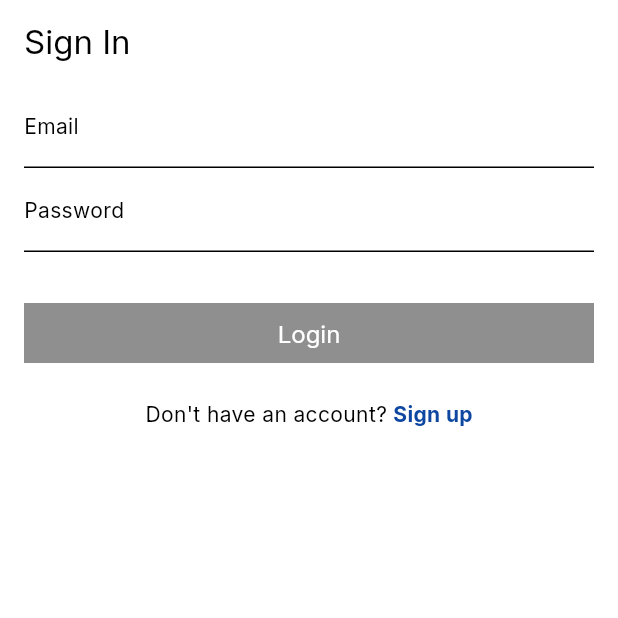
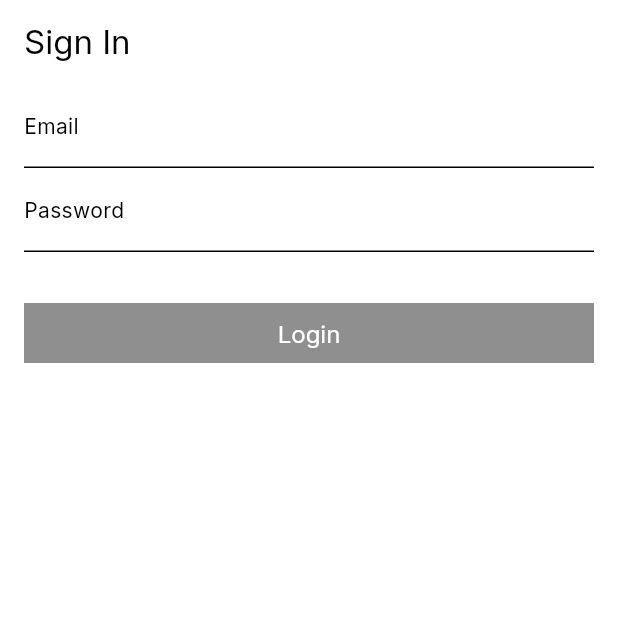
Before and after one commit to ecoknows/Document-Scanner, a Flutter app: the screen it shows after launch, on a phone screen of 412 x 824 dp, the top half of it. Run offline on Flutter 3.47's test engine with Material 3 defaults, Android fonts, the phone set to English and light mode, and no system bars; our stand-ins replace animated_bottom_navigation_bar, bloc, carousel_slider, cloud_firestore, connectivity_plus, equatable and 13 more; missing offline and left inert: animated_snack_bar, cunning_document_scanner, easy_pdf_viewer, image_preview, syncfusion_flutter_pdf; accounts and stored records are empty.

Commit message:
fix & rem: fix moving folder & rem sign up.

```diff
--- a/lib/features/auth/presentation/screens/sign_in_screen.dart
+++ b/lib/features/auth/presentation/screens/sign_in_screen.dart
@@ -125,37 +125,7 @@ class _SignInScreenState extends State<SignInScreen> {
                       : null,
                 ),
               ),
-              const SizedBox(
-                height: 20.0,
-              ),
-              Center(
-                child: RichText(
-                  text: TextSpan(
-                    style: Theme.of(context).textTheme.bodyMedium,
-                    children: [
-                      const TextSpan(
-                        text: "Don't have an account?",
-                      ),
-                      const WidgetSpan(
-                        alignment: PlaceholderAlignment.baseline,
-                        baseline: TextBaseline.alphabetic,
-                        child: SizedBox(width: 4),
-                      ),
-                      TextSpan(
-                        text: 'Sign up',
-                        style: Theme.of(context).textTheme.bodyMedium?.copyWith(
-                              color: Colors.blue.shade900,
-                              fontWeight: FontWeight.bold,
-                            ),
-                        recognizer: TapGestureRecognizer()
-                          ..onTap = () {
-                            context.pushNamed(SignUpScreen.name);
-                          },
-                      ),
-                    ],
-                  ),
-                ),
-              ),
+              // Forgot password here
             ],
           ),
         ),
--- a/lib/features/documents/presentation/blocs/get_scanned_documents_state.dart
+++ b/lib/features/documents/presentation/blocs/get_scanned_documents_state.dart
@@ -28,7 +28,13 @@ final class GetScannedDocumentsSuccess extends GetScannedDocumentsState {
   });
 
   @override
-  List<Object?> get props => [documents, images, pdfs];
+  List<Object?> get props => [
+        imageFolders,
+        documents,
+        images,
+        imagesFilename,
+        pdfs,
+      ];
 }
 
 final class GetScannedDocumentsOfflineSuccess extends GetScannedDocumentsState {
--- a/lib/features/documents/presentation/blocs/move_image_folder_event.dart
+++ b/lib/features/documents/presentation/blocs/move_image_folder_event.dart
@@ -6,11 +6,13 @@ final class MoveImageFolderStarted extends MoveImageFolderEvent {
   final ImageFolder folder;
   final List<GetScannedDocument> documents;
   final List<String> images;
+  final List<String> imagesFilename;
 
   MoveImageFolderStarted({
     required this.folder,
     required this.documents,
     required this.images,
+    required this.imagesFilename,
   });
 
   @override
--- a/lib/features/documents/presentation/screens/images_screen.dart
+++ b/lib/features/documents/presentation/screens/images_screen.dart
@@ -87,7 +87,10 @@ class _DocumentsScreenState extends State<ImagesScreen> {
                 listener: (context, state) {
                   if (state is CreateImageFolderSuccess) {
                     context.read<GetScannedDocumentsBloc>().add(
-                        GetScannedDocumentsStarted(showLoadingIndicator: true));
+                          GetScannedDocumentsStarted(
+                            showLoadingIndicator: true,
+                          ),
+                        );
                   }
                 },
               ),
@@ -157,6 +160,7 @@ class _DocumentsScreenState extends State<ImagesScreen> {
                                       folder: folder,
                                       documents: documents,
                                       images: selectedImages,
+                                      imagesFilename: selectedImagesFilename,
                                     ),
                                   );
                               setState(() {
```
Also changed, not shown: lib/features/documents/core/string_helper.dart (+11 -0 lines), lib/features/documents/presentation/blocs/get_scanned_documents_bloc.dart (+3 -5 lines), lib/features/documents/presentation/blocs/move_image_folder_bloc.dart (+12 -19 lines).
